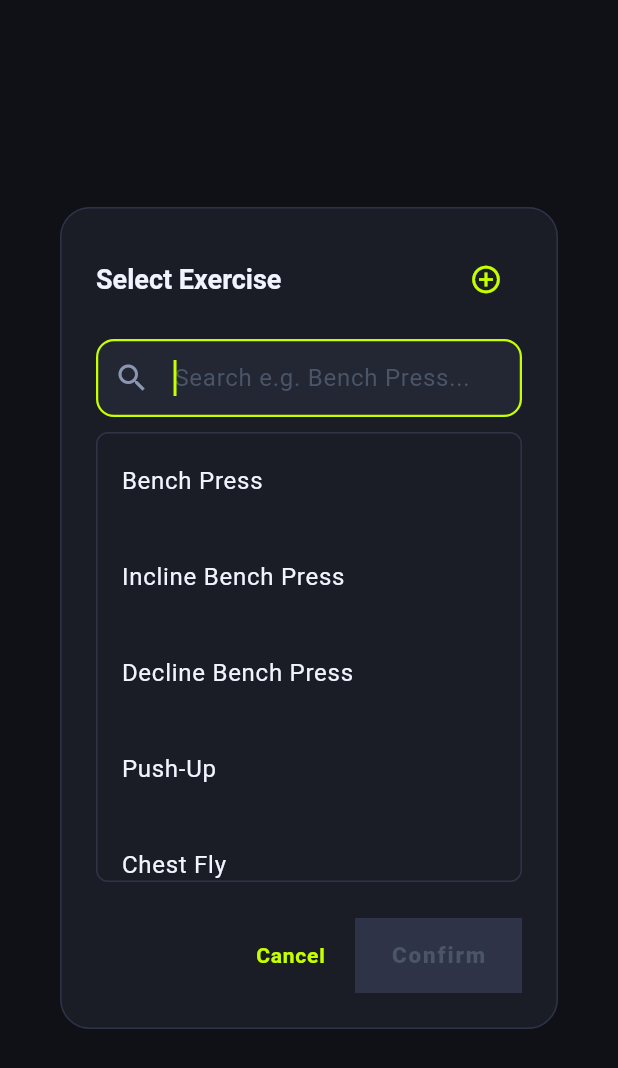
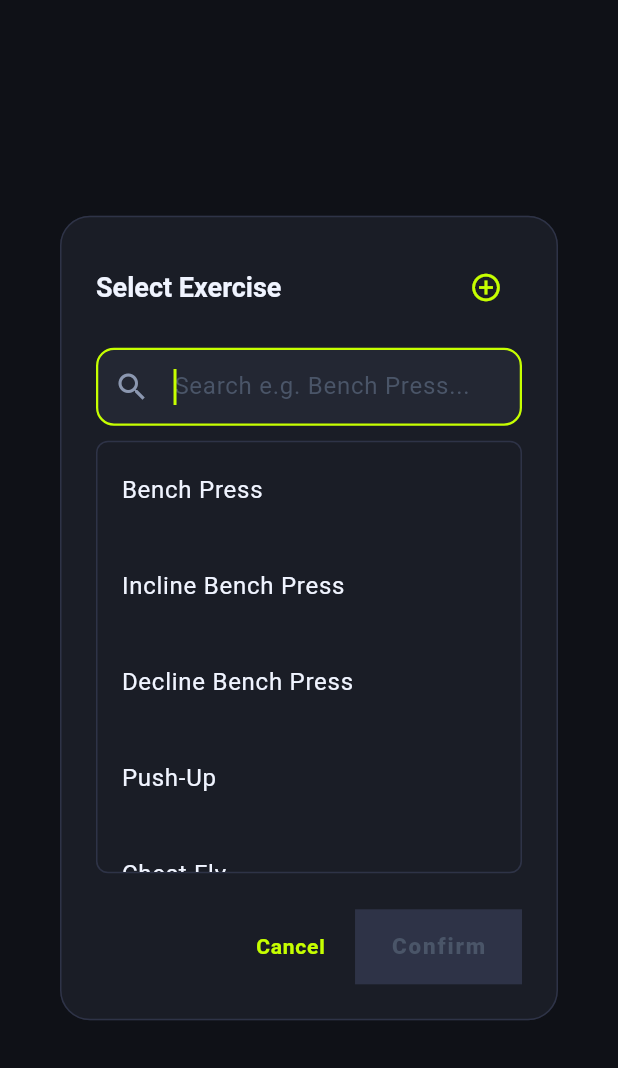
Before and after one commit to Guthax/reptrack, a Flutter app: the AddExerciseDialog widget shown alone on an empty page, opened directly with empty values, on a phone screen of 412 x 824 dp. Shown: the top 1068 px of the screen. Run offline on Flutter 3.47's test engine with Material 3 defaults, Android fonts, the phone set to English and light mode, and no system bars; our stand-ins replace confetti, drift, fl_chart, flutter_svg, get, rxdart and 1 more; accounts and stored records are empty; generated files the repository leaves out were written again; project files that could hold a hidden picture were left out.

Commit message:
ui fixes

```diff
--- a/lib/widgets/add_exercise_dialog.dart
+++ b/lib/widgets/add_exercise_dialog.dart
@@ -152,13 +152,17 @@ class _AddExerciseDialogState extends State<AddExerciseDialog> {
                 const SizedBox(height: 10),
                 Flexible(
                   child: Container(
-                    height: 300,
+                    constraints: BoxConstraints(
+                      maxHeight: MediaQuery.of(context).size.height * 0.35,
+                    ),
                     decoration: BoxDecoration(
                       border: Border.all(color: AppColors.outline),
                       borderRadius: BorderRadius.circular(8),
                     ),
                     child: ListView.builder(
                       shrinkWrap: true,
+                      keyboardDismissBehavior:
+                          ScrollViewKeyboardDismissBehavior.onDrag,
                       itemCount: filteredExercises.length,
                       itemBuilder: (ctx, i) {
                         final ex = filteredExercises[i];
@@ -187,7 +191,8 @@ class _AddExerciseDialogState extends State<AddExerciseDialog> {
             );
           }
 
-          return Column(
+          return SingleChildScrollView(
+            child: Column(
               mainAxisSize: MainAxisSize.min,
               children: [
                 Chip(
@@ -272,7 +277,9 @@ class _AddExerciseDialogState extends State<AddExerciseDialog> {
                   }),
                   icon: const Icon(Icons.add),
                   label: const Text("ADD SET"),
-                style: TextButton.styleFrom(foregroundColor: AppColors.primary),
+                  style: TextButton.styleFrom(
+                    foregroundColor: AppColors.primary,
+                  ),
                 ),
                 const SizedBox(height: 15),
                 TextField(
@@ -285,6 +292,7 @@ class _AddExerciseDialogState extends State<AddExerciseDialog> {
                   keyboardType: TextInputType.number,
                 ),
               ],
+            ),
           );
         }),
       ),
--- a/lib/widgets/edit_program_exercise_dialog.dart
+++ b/lib/widgets/edit_program_exercise_dialog.dart
@@ -153,13 +153,17 @@ class _EditProgramExerciseDialogState extends State<EditProgramExerciseDialog> {
                 const SizedBox(height: 10),
                 Flexible(
                   child: Container(
-                    height: 300,
+                    constraints: BoxConstraints(
+                      maxHeight: MediaQuery.of(context).size.height * 0.35,
+                    ),
                     decoration: BoxDecoration(
                       border: Border.all(color: AppColors.outline),
                       borderRadius: BorderRadius.circular(8),
                     ),
                     child: ListView.builder(
                       shrinkWrap: true,
+                      keyboardDismissBehavior:
+                          ScrollViewKeyboardDismissBehavior.onDrag,
                       itemCount: filteredExercises.length,
                       itemBuilder: (ctx, i) {
                         final ex = filteredExercises[i];
--- a/lib/widgets/swap_exercise_dialog.dart
+++ b/lib/widgets/swap_exercise_dialog.dart
@@ -69,7 +69,9 @@ class _SwapExerciseDialogState extends State<SwapExerciseDialog> {
             const SizedBox(height: 16),
             Flexible(
               child: Container(
-                height: 350,
+                constraints: BoxConstraints(
+                  maxHeight: MediaQuery.of(context).size.height * 0.35,
+                ),
                 decoration: BoxDecoration(
                   border: Border.all(color: AppColors.outline),
                   borderRadius: BorderRadius.circular(12),
@@ -77,6 +79,8 @@ class _SwapExerciseDialogState extends State<SwapExerciseDialog> {
                 child: Obx(
                   () => ListView.separated(
                     shrinkWrap: true,
+                    keyboardDismissBehavior:
+                        ScrollViewKeyboardDismissBehavior.onDrag,
                     itemCount: filteredExercises.length,
                     separatorBuilder: (context, index) =>
                         const Divider(height: 1),
```
Lines whose indentation alone changed are shown as unchanged.
